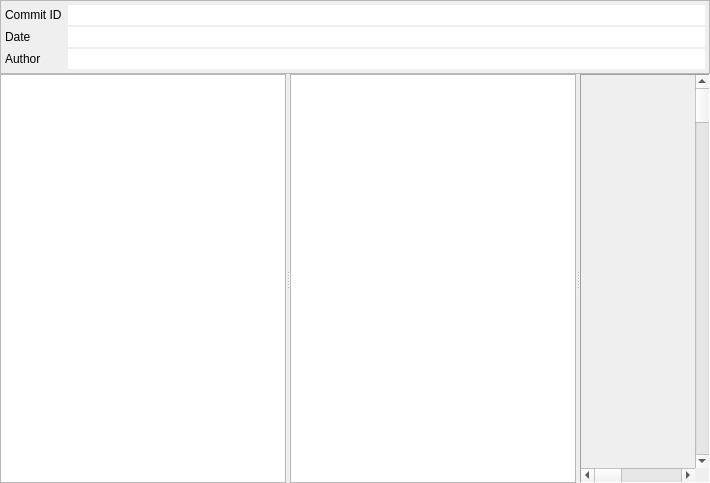
First picture: the form in src/CommitExploreWindow.ui, repository soramimi/Guitar, before the edit.
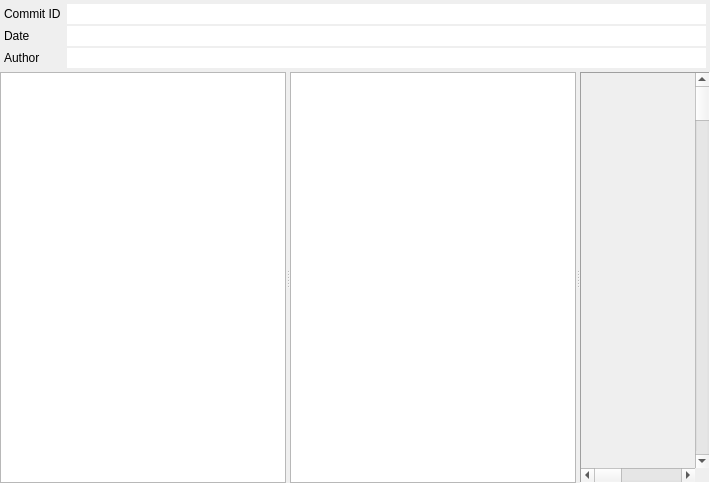
Second picture: the form after the edit. Custom widgets are drawn as their Qt base class.

```diff
--- a/src/CommitExploreWindow.ui
+++ b/src/CommitExploreWindow.ui
@@ -32,7 +32,7 @@
    <item>
     <widget class="QFrame" name="frame_2">
      <property name="frameShape">
-      <enum>QFrame::StyledPanel</enum>
+      <enum>QFrame::NoFrame</enum>
      </property>
      <property name="frameShadow">
       <enum>QFrame::Raised</enum>
```
